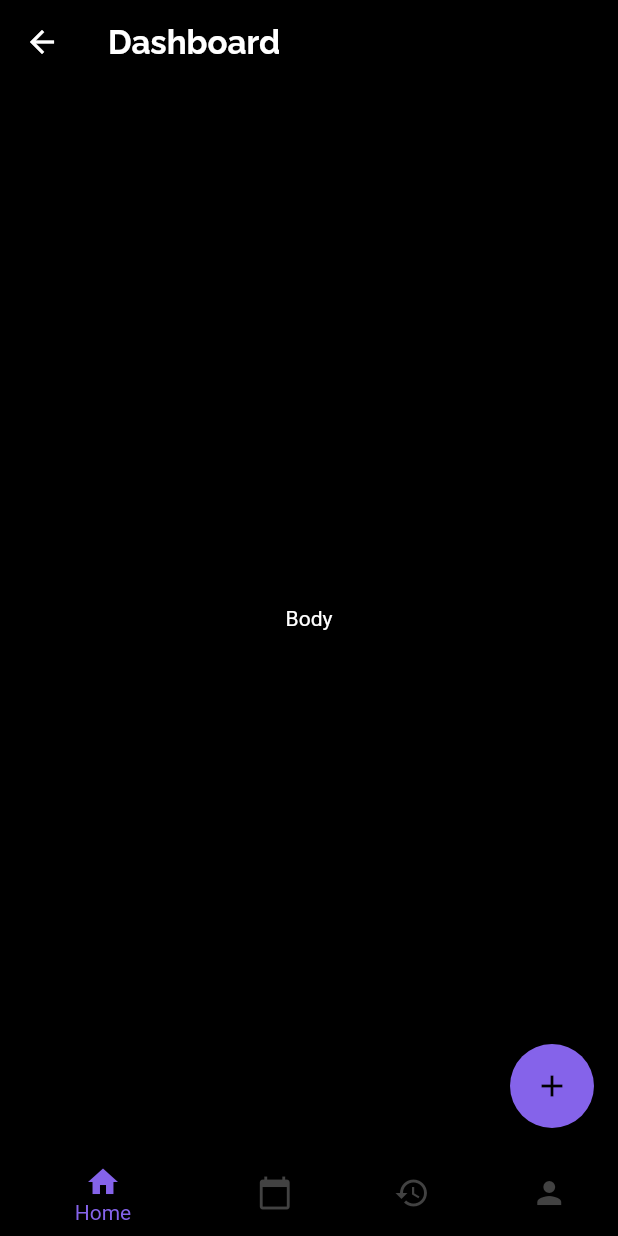
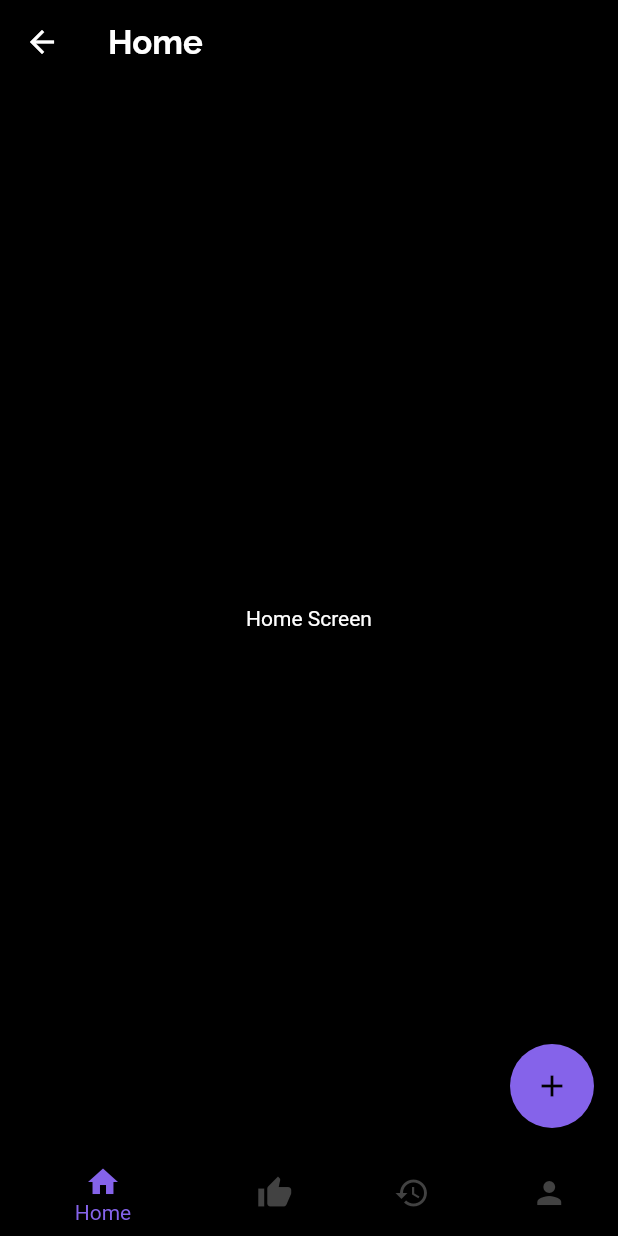
Before and after one commit to riyagnair/timetek, a Flutter app: the HomeScreen screen opened by its route, on a phone screen of 412 x 824 dp. Run offline on Flutter 3.47's test engine with Material 2 defaults, Android fonts, the phone set to English and light mode, and no system bars; our stand-ins replace google_fonts.

Commit message:
Home: basic navigation between tabs; including the newly added "My Account" screen

```diff
--- a/lib/ui/home/home_screen.dart
+++ b/lib/ui/home/home_screen.dart
@@ -1,3 +1,4 @@
+import 'package:TimeTek/ui/account/my_account_screen.dart';
 import 'package:flutter/cupertino.dart';
 import 'package:flutter/material.dart';
 import 'package:google_fonts/google_fonts.dart';
@@ -17,7 +18,7 @@ class _HomeScreenState extends State<HomeScreen> {
       appBar: AppBar(
         backgroundColor: Theme.of(context).primaryColorDark,
         title: Text(
-          "Dashboard",
+          _getTabTitle(_selectedTabIndex),
           style: GoogleFonts.raleway(textStyle: TextStyle(
               fontSize: 22,
               fontWeight: FontWeight.bold,
@@ -27,9 +28,8 @@ class _HomeScreenState extends State<HomeScreen> {
       ),
 
       body: Container(
-        child: Center(
-          child: Text("Body"),
-        ),
+        width: MediaQuery.of(context).size.width,
+        child: _getTabContents(_selectedTabIndex)
       ),
 
       bottomNavigationBar: BottomNavigationBar(
@@ -42,7 +42,7 @@ class _HomeScreenState extends State<HomeScreen> {
         selectedItemColor: Theme.of(context).primaryColor,
         items: [
           BottomNavigationBarItem(icon: Icon(Icons.home), title: Text("Home"),),
-          BottomNavigationBarItem(icon: Icon(Icons.calendar_today), title: Text("Calendar"),),
+          BottomNavigationBarItem(icon: Icon(Icons.thumb_up), title: Text("Advisor"),),
           BottomNavigationBarItem(icon: Icon(Icons.history), title: Text("History"),),
           BottomNavigationBarItem(icon: Icon(Icons.person), title: Text("My Account"),),
         ],
@@ -59,4 +59,24 @@ class _HomeScreenState extends State<HomeScreen> {
       ),
     );
   }
+
+  Widget _getTabContents(int selectedIndex){
+    switch(selectedIndex){
+      case 0: return Center(child:Text("Home Screen"));
+      case 1: return Center(child:Text("Advisor Screen"));
+      case 2: return Center(child:Text("History Screen"));
+      case 3: return MyAccountScreen();
+      default: return Center(child:Text("Home Screen"),);
+    }
+  }
+
+  String _getTabTitle(int selectedIndex){
+    switch(selectedIndex){
+      case 0: return "Home";
+      case 1: return "Advisor";
+      case 2: return "History";
+      case 3: return "My Account";
+      default: return "Home";
+    }
+  }
 }
```
